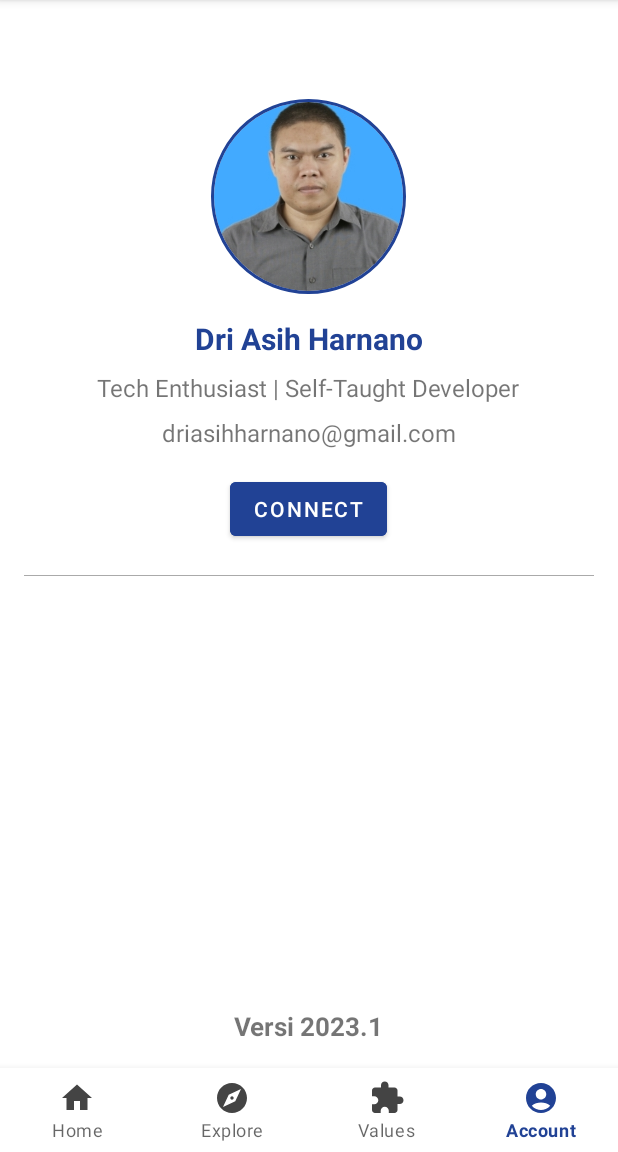
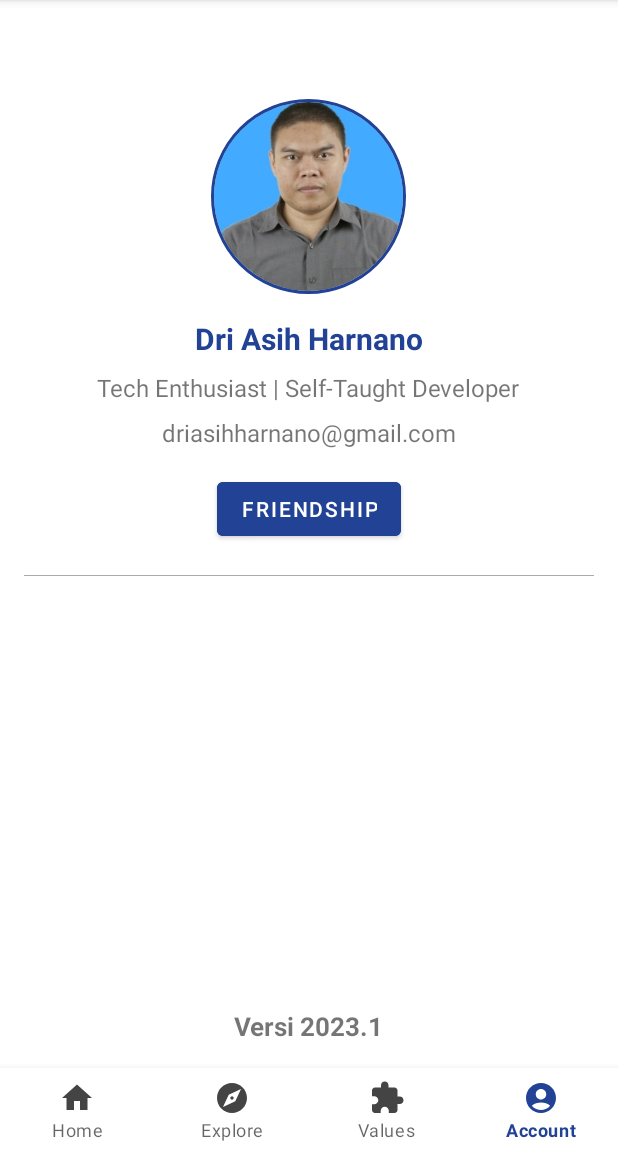
Before and after one commit to astrocoding/AKHLAK, an Android app: the screen it shows after launch (MainActivity), item 4 of the bottom bar chosen, on a phone screen of 412 x 824 dp, the part 84-1236 px from its top. Run offline under Robolectric (Android 15) with nearby library versions, the phone set to English and light mode, and no system bars; our stand-ins replace CircleImageView.

Commit message:
first update

```diff
--- a/app/src/main/res/layout/fragment_account.xml
+++ b/app/src/main/res/layout/fragment_account.xml
@@ -51,7 +51,7 @@
         android:layout_marginTop="16dp"
         android:layout_marginBottom="20dp"
         android:backgroundTint="@color/icons_color"
-        android:text="Connect" />
+        android:text="Friendship" />
 
     <View
         android:layout_width="match_parent"
```
